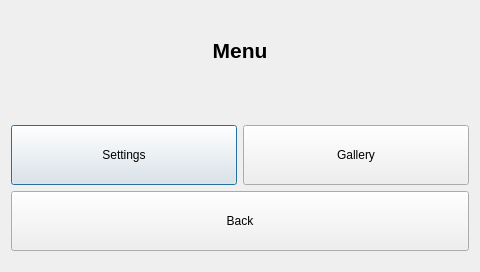
This is menu_dialog.ui in SaadOjo/peephole_blind as Qt 5 draws it before an edit. The edited form follows.
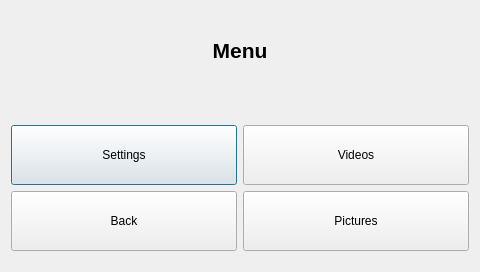
This is the edited form.

Commit message: corrected return from video playback

Patch:
```diff
--- a/menu_dialog.ui
+++ b/menu_dialog.ui
@@ -99,12 +99,14 @@
           </sizepolicy>
          </property>
          <property name="text">
-          <string>Gallery</string>
+          <string>Videos</string>
          </property>
         </widget>
        </item>
       </layout>
      </item>
+     <item>
+      <layout class="QHBoxLayout" name="horizontalLayout_2">
      <item>
       <widget class="QPushButton" name="back_btn">
        <property name="sizePolicy">
@@ -123,6 +125,21 @@
         <string>Back</string>
        </property>
       </widget>
+       </item>
+       <item>
+        <widget class="QPushButton" name="picture_gallery_button">
+         <property name="sizePolicy">
+          <sizepolicy hsizetype="Minimum" vsizetype="Minimum">
+           <horstretch>0</horstretch>
+           <verstretch>0</verstretch>
+          </sizepolicy>
+         </property>
+         <property name="text">
+          <string>Pictures</string>
+         </property>
+        </widget>
+       </item>
+      </layout>
      </item>
     </layout>
    </item>
```
Lines whose indentation alone changed are shown as unchanged. The commit also changes 28 other files.
